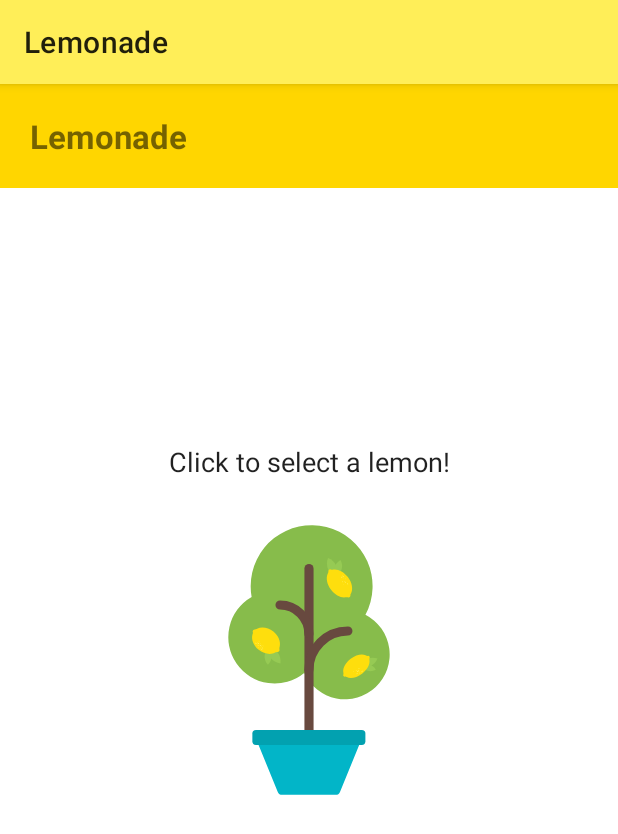
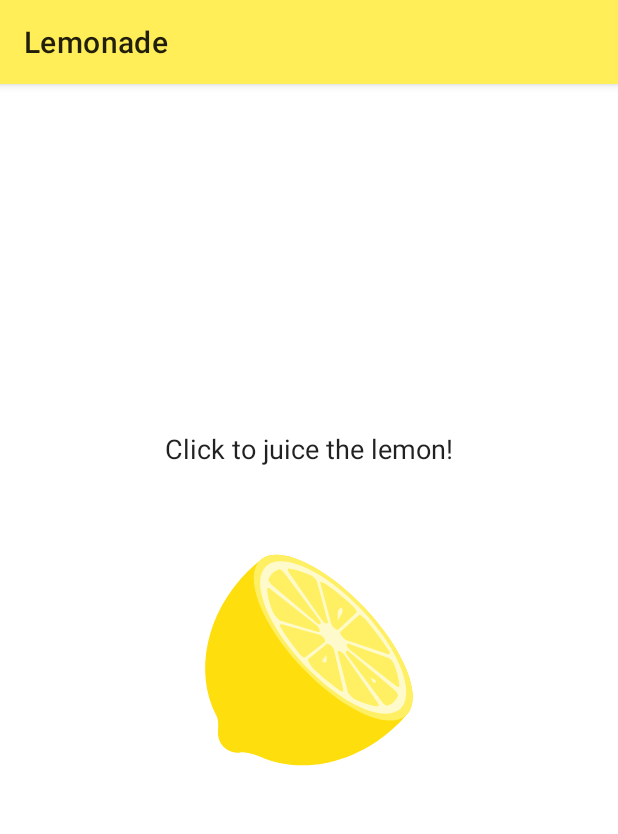
Before and after one commit to TimzOwen/Lemonade, an Android app: the screen it shows after launch (MainActivity), after a tap on an icon or button, on a phone screen of 412 x 824 dp. Shown: the top 834 px of the screen. Run offline under Robolectric (Android 15) with nearby library versions, the phone set to English and light mode, and no system bars.

Commit message:
XML UI LEMONADE textview fix

```diff
--- a/app/src/main/java/com/example/lemonade/MainActivity.kt
+++ b/app/src/main/java/com/example/lemonade/MainActivity.kt
@@ -67,11 +67,12 @@ class MainActivity : AppCompatActivity() {
         setViewElements()
         lemonImage!!.setOnClickListener {
             // TODO: call the method that handles the state when the image is clicked
+            clickLemonImage()
 
         }
         lemonImage!!.setOnLongClickListener {
             // TODO: replace 'false' with a call to the function that shows the squeeze count
-            false
+           showSnackbar()
         }
     }
 
@@ -151,6 +152,29 @@ class MainActivity : AppCompatActivity() {
         //  drawable from the drawable resources. The drawables have the same names as the strings
         //  but remember that they are drawables, not strings.
 
+        var img : Int = 0
+        var text : Int = 0
+
+        when(lemonadeState){
+            SELECT -> {
+                text = R.string.lemon_select
+                img = R.drawable.lemon_tree
+            }
+            SQUEEZE -> {
+                text = R.string.lemon_squeeze
+                img = R.drawable.lemon_squeeze
+            }
+            DRINK -> {
+                text = R.string.lemon_drink
+                img = R.drawable.lemon_drink
+            }
+            RESTART -> {
+                text = R.string.lemon_empty_glass
+                img = R.drawable.lemon_restart
+            }
+        }
+        textAction.setText(text)
+        lemonImage!!.setImageResource(img)
 
 }
 
--- a/app/src/main/res/layout/activity_main.xml
+++ b/app/src/main/res/layout/activity_main.xml
@@ -34,7 +34,9 @@
         android:textSize="18sp"
         app:layout_constraintBottom_toTopOf="@id/image_lemon_state"
         app:layout_constraintEnd_toEndOf="parent"
-        app:layout_constraintStart_toStartOf="parent" />
+        app:layout_constraintStart_toStartOf="parent"
+        app:layout_constraintTop_toTopOf="parent"
+        app:layout_constraintVertical_bias="0.963" />
 
     <ImageView
         android:id="@+id/image_lemon_state"
@@ -46,20 +48,5 @@
         app:layout_constraintRight_toRightOf="parent"
         app:layout_constraintTop_toTopOf="parent" />
 
-    <TextView
-        android:id="@+id/tvLemonade"
-        android:layout_width="match_parent"
-        android:layout_height="wrap_content"
-        android:background="@color/yellow_dark"
-        android:text="@string/textview"
-        android:textSize="22sp"
-        android:textStyle="bold"
-        android:padding="20dp"
-        app:layout_constraintBottom_toTopOf="@+id/text_action"
-        app:layout_constraintEnd_toEndOf="parent"
-        app:layout_constraintHorizontal_bias="1.0"
-        app:layout_constraintStart_toStartOf="parent"
-        app:layout_constraintTop_toTopOf="parent"
-        app:layout_constraintVertical_bias="0.0" />
 
 </androidx.constraintlayout.widget.ConstraintLayout>
```
